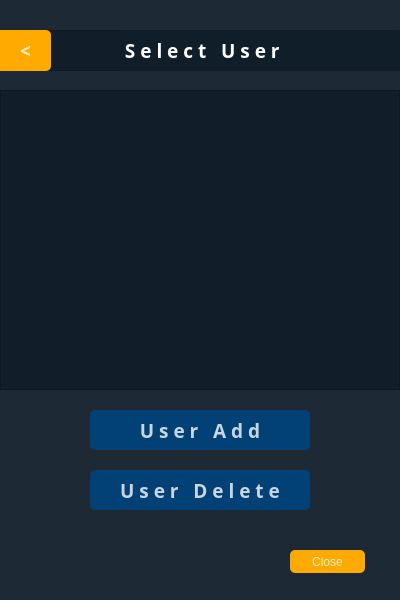
First picture: the form in ui/useredit.ui, repository cach007/face_findeer, before the edit.
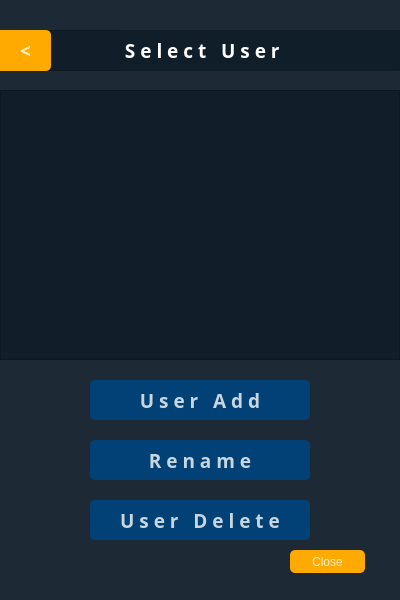
Second picture: the form after the edit.

Commit message: 사용자 이름 변경 추가

Patch:
```diff
--- a/ui/useredit.ui
+++ b/ui/useredit.ui
@@ -61,7 +61,7 @@
       <x>0</x>
       <y>90</y>
       <width>400</width>
-      <height>300</height>
+      <height>270</height>
      </rect>
     </property>
     <property name="styleSheet">
@@ -72,7 +72,7 @@
     <property name="geometry">
      <rect>
       <x>90</x>
-      <y>410</y>
+      <y>380</y>
       <width>220</width>
       <height>40</height>
      </rect>
@@ -110,7 +110,7 @@
     <property name="geometry">
      <rect>
       <x>90</x>
-      <y>470</y>
+      <y>500</y>
       <width>220</width>
       <height>40</height>
      </rect>
@@ -228,6 +228,44 @@
      </property>
     </widget>
    </widget>
+   <widget class="QPushButton" name="pushButton_4">
+    <property name="geometry">
+     <rect>
+      <x>90</x>
+      <y>440</y>
+      <width>220</width>
+      <height>40</height>
+     </rect>
+    </property>
+    <property name="font">
+     <font>
+      <family>Agency FB</family>
+      <pointsize>14</pointsize>
+      <weight>75</weight>
+      <bold>true</bold>
+     </font>
+    </property>
+    <property name="styleSheet">
+     <string notr="true">QPushButton#pushButton_4{
+background-color:rgba(2,65,118,255);
+color:rgba(255, 255, 255, 200);
+border-radius:5px;
+}
+QPushButton#pushButton_4:pressed{
+padding-left:5px;
+padding-top:5px;
+background-color:rgba(2,65,118,100);
+background-position:calc(100%-10px)center;
+}
+QPushButton#pushButton_4:hover{
+background-color:rgba(2,65,118, 255);
+}
+</string>
+    </property>
+    <property name="text">
+     <string>R e n a m e</string>
+    </property>
+   </widget>
   </widget>
  </widget>
  <resources/>
```
The commit also changes 1 other file.
